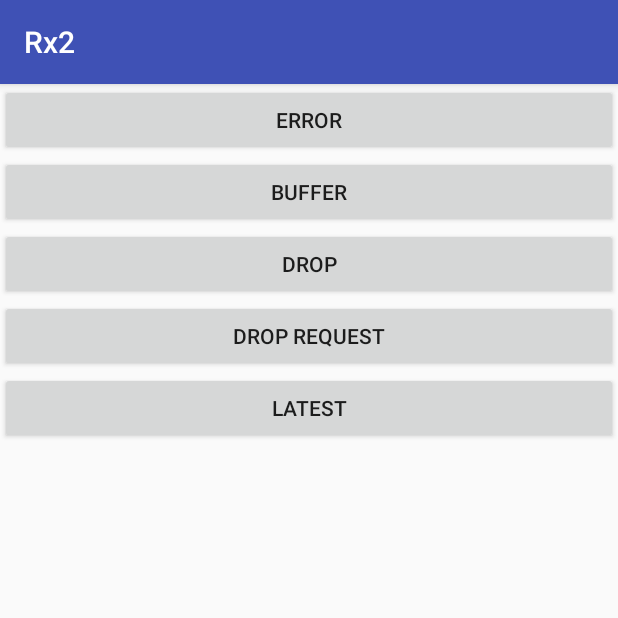
After one commit to Bloodsoul121/Rx2, an Android app: the BackpressedActivity screen opened directly, with no data from a screen before it, on a phone screen of 412 x 824 dp, the top half of it. The commit adds this screen. Run offline under Robolectric (Android 15) with nearby library versions, the phone set to English and light mode, and no system bars; our stand-ins replace ButterKnife, RxJava; network calls fail.

Commit message:
backpressure

```diff
--- a/app/src/main/AndroidManifest.xml
+++ b/app/src/main/AndroidManifest.xml
@@ -20,7 +20,8 @@
         </activity>
         <activity android:name=".main.FormActivity" />
         <activity android:name=".main.ShakeActivity" />
-        <activity android:name=".main.AssociativeWordActivity"></activity>
+        <activity android:name=".main.AssociativeWordActivity" />
+        <activity android:name=".main.BackpressedActivity"></activity>
     </application>
 
 </manifest>
--- /dev/null
+++ b/app/src/main/java/com/blood/rx2/main/BackpressedActivity.java
@@ -0,0 +1,261 @@
+package com.blood.rx2.main;
+
+import android.os.Bundle;
+import android.support.v7.app.AppCompatActivity;
+import android.view.View;
+import android.widget.Button;
+
+import com.blood.rx2.R;
+
+import org.reactivestreams.Subscriber;
+import org.reactivestreams.Subscription;
+
+import butterknife.BindView;
+import butterknife.ButterKnife;
+import butterknife.OnClick;
+import io.reactivex.BackpressureStrategy;
+import io.reactivex.Flowable;
+import io.reactivex.FlowableEmitter;
+import io.reactivex.FlowableOnSubscribe;
+import io.reactivex.android.schedulers.AndroidSchedulers;
+import io.reactivex.schedulers.Schedulers;
+
+public class BackpressedActivity extends AppCompatActivity {
+
+    @BindView(R.id.error)
+    Button mError;
+    @BindView(R.id.buffer)
+    Button mBuffer;
+    @BindView(R.id.drop)
+    Button mDrop;
+    @BindView(R.id.latest)
+    Button mLatest;
+    @BindView(R.id.drop_request)
+    Button mDropRequest;
+
+    private Flowable<Integer> mFlowable;
+    private Subscriber<Integer> mSubscriber;
+    private Subscription mSubscription;
+
+    @Override
+    protected void onCreate(Bundle savedInstanceState) {
+        super.onCreate(savedInstanceState);
+        setContentView(R.layout.activity_backpressed);
+        ButterKnife.bind(this);
+        initDrop();
+    }
+
+    @OnClick({R.id.error, R.id.buffer, R.id.drop, R.id.drop_request, R.id.latest})
+    public void onViewClicked(View view) {
+        switch (view.getId()) {
+            case R.id.error:
+                error();
+                break;
+            case R.id.buffer:
+                buffer();
+                break;
+            case R.id.drop:
+                drop();
+                break;
+            case R.id.drop_request:
+                dropRequest();
+                break;
+            case R.id.latest:
+                lastest();
+                break;
+        }
+    }
+
+    // LATEST与DROP功能基本一致。
+    // 唯一的区别就是LATEST总能使消费者能够接收到生产者产生的最后一个事件。
+    private void lastest() {
+        Flowable.create(new FlowableOnSubscribe<Integer>() {
+            @Override
+            public void subscribe(FlowableEmitter<Integer> emitter) throws Exception {
+                for (int i = 0; i < 200; i++) {
+                    emitter.onNext(i);
+                }
+            }
+        }, BackpressureStrategy.LATEST).subscribeOn(Schedulers.newThread())
+                .observeOn(AndroidSchedulers.mainThread())
+                .subscribe(new Subscriber<Integer>() {
+                    @Override
+                    public void onSubscribe(Subscription s) {
+                        s.request(150);
+                    }
+
+                    @Override
+                    public void onNext(Integer integer) {
+                        LLog.i("onNext: " + integer);
+                    }
+
+                    @Override
+                    public void onError(Throwable t) {
+                        LLog.i("onError: " + t);
+                    }
+
+                    @Override
+                    public void onComplete() {
+
+                    }
+                });
+
+        /*
+        05-09 11:32:28.420 4902-4902/com.blood.rx2 I/LLOG --->: onNext: 0
+        05-09 11:32:28.420 4902-4902/com.blood.rx2 I/LLOG --->: onNext: 1
+        05-09 11:32:28.420 4902-4902/com.blood.rx2 I/LLOG --->: onNext: 2
+        05-09 11:32:28.421 4902-4902/com.blood.rx2 I/LLOG --->: onNext: 3
+        05-09 11:32:28.421 4902-4902/com.blood.rx2 I/LLOG --->: onNext: 4
+        05-09 11:32:28.421 4902-4902/com.blood.rx2 I/LLOG --->: onNext: 5
+        05-09 11:32:28.421 4902-4902/com.blood.rx2 I/LLOG --->: onNext: 6
+        ......
+        05-09 11:32:28.426 4902-4902/com.blood.rx2 I/LLOG --->: onNext: 122
+        05-09 11:32:28.426 4902-4902/com.blood.rx2 I/LLOG --->: onNext: 123
+        05-09 11:32:28.426 4902-4902/com.blood.rx2 I/LLOG --->: onNext: 124
+        05-09 11:32:28.426 4902-4902/com.blood.rx2 I/LLOG --->: onNext: 125
+        05-09 11:32:28.426 4902-4902/com.blood.rx2 I/LLOG --->: onNext: 126
+        05-09 11:32:28.426 4902-4902/com.blood.rx2 I/LLOG --->: onNext: 127
+        05-09 11:32:28.426 4902-4902/com.blood.rx2 I/LLOG --->: onNext: 199 // 这里，超出缓存池后，能拿到最后一个
+         */
+    }
+
+    private void dropRequest() {
+        mSubscription.request(20); // 可以接着上次的drop继续发送事件
+
+        /*
+        05-09 11:16:40.406 30408-30408/com.blood.rx2 I/LLOG --->: onNext: 50
+        05-09 11:16:40.407 30408-30408/com.blood.rx2 I/LLOG --->: onNext: 51
+        05-09 11:16:40.407 30408-30408/com.blood.rx2 I/LLOG --->: onNext: 52
+        05-09 11:16:40.407 30408-30408/com.blood.rx2 I/LLOG --->: onNext: 53
+        05-09 11:16:40.407 30408-30408/com.blood.rx2 I/LLOG --->: onNext: 54
+        ......
+        05-09 11:16:40.408 30408-30408/com.blood.rx2 I/LLOG --->: onNext: 67
+        05-09 11:16:40.408 30408-30408/com.blood.rx2 I/LLOG --->: onNext: 68
+        05-09 11:16:40.408 30408-30408/com.blood.rx2 I/LLOG --->: onNext: 69
+         */
+
+        /*
+        05-09 11:34:32.400 4902-4902/com.blood.rx2 I/LLOG --->: onNext: 124
+        05-09 11:34:32.400 4902-4902/com.blood.rx2 I/LLOG --->: onNext: 125
+        05-09 11:34:32.400 4902-4902/com.blood.rx2 I/LLOG --->: onNext: 126
+        05-09 11:34:32.400 4902-4902/com.blood.rx2 I/LLOG --->: onNext: 127
+        05-09 11:34:32.400 4902-4902/com.blood.rx2 I/LLOG --->: onNext: 10318873
+        05-09 11:34:32.400 4902-4902/com.blood.rx2 I/LLOG --->: onNext: 10318874
+         */
+    }
+
+    private void initDrop() {
+        mFlowable = Flowable.create(new FlowableOnSubscribe<Integer>() {
+            @Override
+            public void subscribe(FlowableEmitter<Integer> emitter) throws Exception {
+                for (int i = 0; ; i++) {
+                    emitter.onNext(i);
+                }
+            }
+        }, BackpressureStrategy.DROP);
+        mSubscriber = new Subscriber<Integer>() {
+            @Override
+            public void onSubscribe(Subscription s) {
+                mSubscription = s;
+                s.request(50);
+            }
+
+            @Override
+            public void onNext(Integer integer) {
+                LLog.i("onNext: " + integer);
+            }
+
+            @Override
+            public void onError(Throwable t) {
+                LLog.i("onError: " + t);
+            }
+
+            @Override
+            public void onComplete() {
+
+            }
+        };
+    }
+
+    // 消费者通过request()传入其需求n，然后生产者把n个事件传递给消费者供其消费。其他消费不掉的事件就丢掉
+    private void drop() {
+        mFlowable.subscribeOn(Schedulers.io())
+                .observeOn(AndroidSchedulers.mainThread())
+                .subscribe(mSubscriber);
+    }
+
+    // 所谓BUFFER就是把RxJava中默认的只能存128个事件的缓存池换成一个大的缓存池，支持存很多很多的数据。
+    private void buffer() {
+        Flowable.create(new FlowableOnSubscribe<Integer>() {
+            @Override
+            public void subscribe(FlowableEmitter<Integer> emitter) throws Exception {
+                for (int i = 0; i < 129; i++) {
+                    emitter.onNext(i);
+                }
+            }
+        }, BackpressureStrategy.BUFFER).subscribeOn(Schedulers.newThread())
+                .observeOn(AndroidSchedulers.mainThread())
+                .subscribe(new Subscriber<Integer>() {
+                    @Override
+                    public void onSubscribe(Subscription s) {
+                        s.request(Integer.MAX_VALUE);
+                    }
+
+                    @Override
+                    public void onNext(Integer integer) {
+                        LLog.i("onNext " + integer);
+                    }
+
+                    @Override
+                    public void onError(Throwable t) {
+                        LLog.i("onError " + t);
+                    }
+
+                    @Override
+                    public void onComplete() {
+                        LLog.i("onComplete");
+                    }
+                });
+    }
+
+    private void error() {
+        Flowable.create(new FlowableOnSubscribe<Integer>() {
+            @Override
+            public void subscribe(FlowableEmitter<Integer> emitter) throws Exception {
+                // 缓存池的默认大小为128，即只能缓存128个事件
+                // 在ERROR策略下，如果缓存池溢出，就会立刻抛出MissingBackpressureException异常
+                for (int i = 0; i < 129; i++) {
+                    emitter.onNext(i);
+                }
+            }
+        }, BackpressureStrategy.ERROR).subscribeOn(Schedulers.newThread())
+                .observeOn(AndroidSchedulers.mainThread())
+                .subscribe(new Subscriber<Integer>() {
+                    @Override
+                    public void onSubscribe(Subscription s) {
+                        s.request(Integer.MAX_VALUE); // 这个方法就是用来向生产者申请可以消费的事件数量
+                    }
+
+                    @Override
+                    public void onNext(Integer integer) {
+                        LLog.i("onNext " + integer);
+                    }
+
+                    @Override
+                    public void onError(Throwable t) {
+                        LLog.i("onError " + t);
+                    }
+
+                    @Override
+                    public void onComplete() {
+                        LLog.i("onComplete");
+                    }
+                });
+
+        /*
+        直接报错，不会走 onNext 方法了
+        05-09 11:01:43.222 21975-21975/com.blood.rx2 I/LLOG --->: error onError io.reactivex.exceptions.MissingBackpressureException: create: could not emit value due to lack of requests
+         */
+    }
+
+}
--- /dev/null
+++ b/app/src/main/res/layout/activity_backpressed.xml
@@ -0,0 +1,40 @@
+<?xml version="1.0" encoding="utf-8"?>
+<LinearLayout xmlns:android="http://schemas.android.com/apk/res/android"
+    xmlns:app="http://schemas.android.com/apk/res-auto"
+    xmlns:tools="http://schemas.android.com/tools"
+    android:layout_width="match_parent"
+    android:layout_height="match_parent"
+    android:orientation="vertical"
+    tools:context="com.blood.rx2.main.BackpressedActivity">
+
+    <Button
+        android:id="@+id/error"
+        android:layout_width="match_parent"
+        android:layout_height="wrap_content"
+        android:text="error" />
+
+    <Button
+        android:id="@+id/buffer"
+        android:layout_width="match_parent"
+        android:layout_height="wrap_content"
+        android:text="buffer" />
+
+    <Button
+        android:id="@+id/drop"
+        android:layout_width="match_parent"
+        android:layout_height="wrap_content"
+        android:text="drop" />
+
+    <Button
+        android:id="@+id/drop_request"
+        android:layout_width="match_parent"
+        android:layout_height="wrap_content"
+        android:text="drop request" />
+
+    <Button
+        android:id="@+id/latest"
+        android:layout_width="match_parent"
+        android:layout_height="wrap_content"
+        android:text="latest" />
+
+</LinearLayout>
```
Also changed, not shown: app/src/main/java/com/blood/rx2/main/MainActivity.java (+8 -0 lines).
